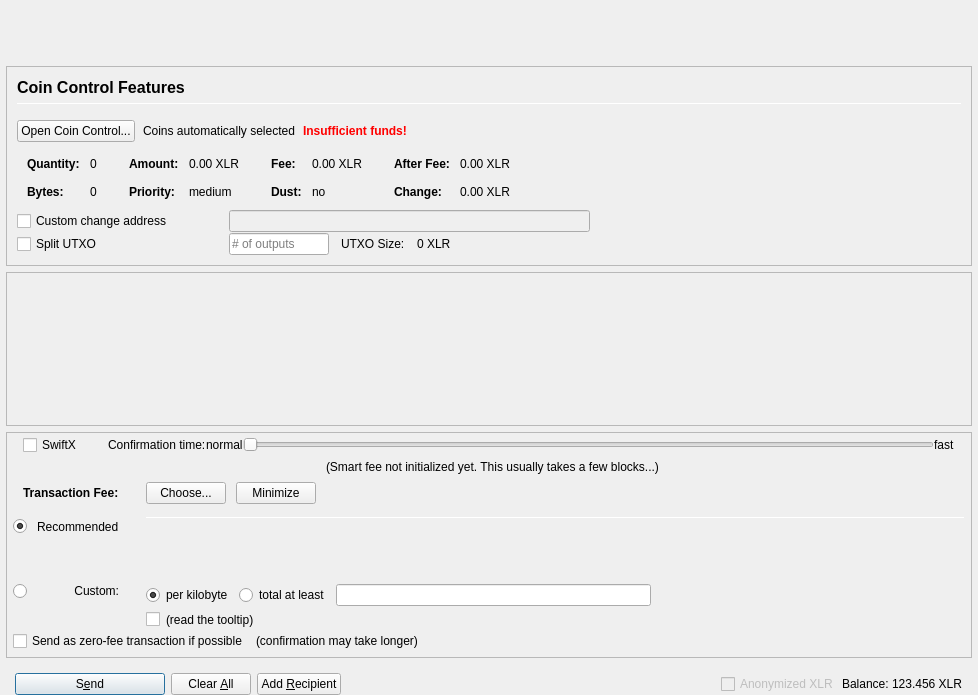
cryptocrowd-xcrc/core-wallet, file src/qt/forms/sendcoinsdialog.ui: the form before one commit.
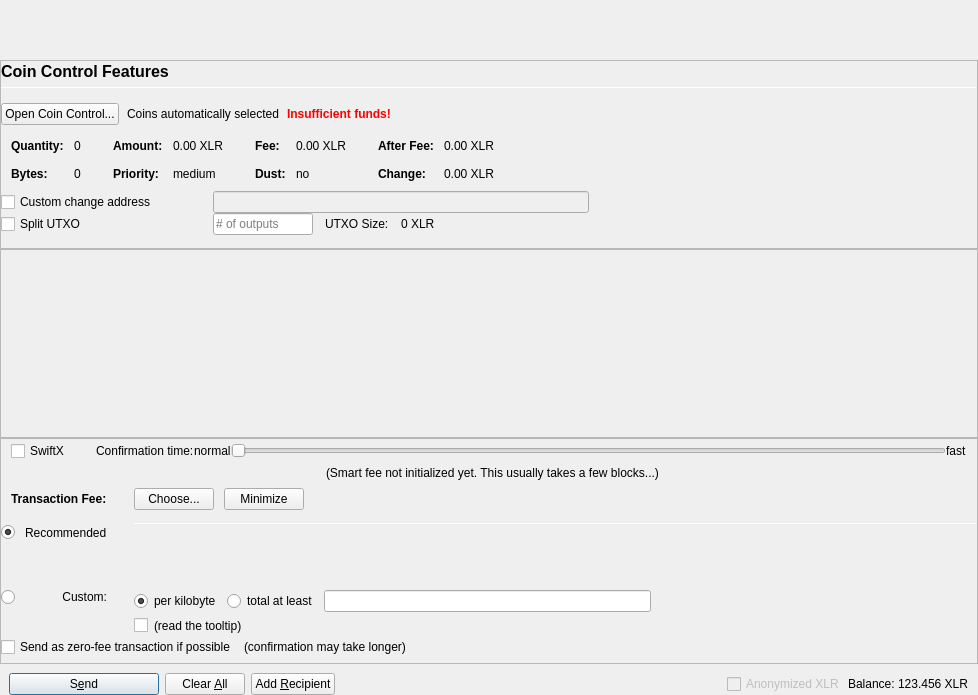
The form after the commit. Icons and pictures are not drawn. Custom widgets are drawn as their Qt base class.

```diff
--- a/src/qt/forms/sendcoinsdialog.ui
+++ b/src/qt/forms/sendcoinsdialog.ui
@@ -17,6 +17,9 @@
    <string>Send Coins</string>
   </property>
   <layout class="QVBoxLayout" name="verticalLayout" stretch="0">
+   <property name="spacing">
+    <number>0</number>
+   </property>
    <property name="leftMargin">
     <number>0</number>
    </property>
@@ -49,6 +52,9 @@
      <item>
       <widget class="QFrame" name="frame_Header">
        <layout class="QVBoxLayout" name="verticalLayout_Header" stretch="0">
+        <property name="spacing">
+         <number>0</number>
+        </property>
         <property name="leftMargin">
          <number>0</number>
         </property>
@@ -64,7 +70,7 @@
         <item>
          <layout class="QHBoxLayout" name="horizontalLayout_Header" stretch="1">
           <property name="spacing">
-           <number>6</number>
+           <number>0</number>
           </property>
           <item>
            <widget class="QLabel" name="labelOverviewHeaderRight">
@@ -107,14 +113,17 @@
         </size>
        </property>
        <layout class="QVBoxLayout" name="layout_BG" stretch="0,0,0,0">
+        <property name="spacing">
+         <number>0</number>
+        </property>
         <property name="leftMargin">
-         <number>6</number>
+         <number>0</number>
         </property>
         <property name="topMargin">
-         <number>6</number>
+         <number>0</number>
         </property>
         <property name="rightMargin">
-         <number>6</number>
+         <number>0</number>
         </property>
         <property name="bottomMargin">
          <number>0</number>
@@ -159,13 +168,19 @@
             <widget class="QFrame" name="frameCoinControl_BG">
              <layout class="QVBoxLayout" name="verticalLayoutCoinControl" stretch="0,0,0,0,0,0">
               <property name="spacing">
-               <number>1</number>
+               <number>0</number>
               </property>
               <property name="leftMargin">
-               <number>10</number>
+               <number>0</number>
               </property>
               <property name="topMargin">
-               <number>10</number>
+               <number>0</number>
+              </property>
+              <property name="rightMargin">
+               <number>0</number>
+              </property>
+              <property name="bottomMargin">
+               <number>0</number>
               </property>
               <item>
                <layout class="QHBoxLayout" name="horizontalLayoutCoinControl1">
@@ -864,8 +879,8 @@
             <rect>
              <x>0</x>
              <y>0</y>
-             <width>962</width>
-             <height>120</height>
+             <width>974</width>
+             <height>159</height>
             </rect>
            </property>
            <layout class="QVBoxLayout" name="verticalLayout_2" stretch="0,1">
@@ -947,13 +962,13 @@
               <number>0</number>
              </property>
              <property name="leftMargin">
-              <number>6</number>
+              <number>0</number>
              </property>
              <property name="topMargin">
               <number>0</number>
              </property>
              <property name="rightMargin">
-              <number>6</number>
+              <number>0</number>
              </property>
              <item>
               <layout class="QVBoxLayout" name="verticalLayout_feeConf">
```
